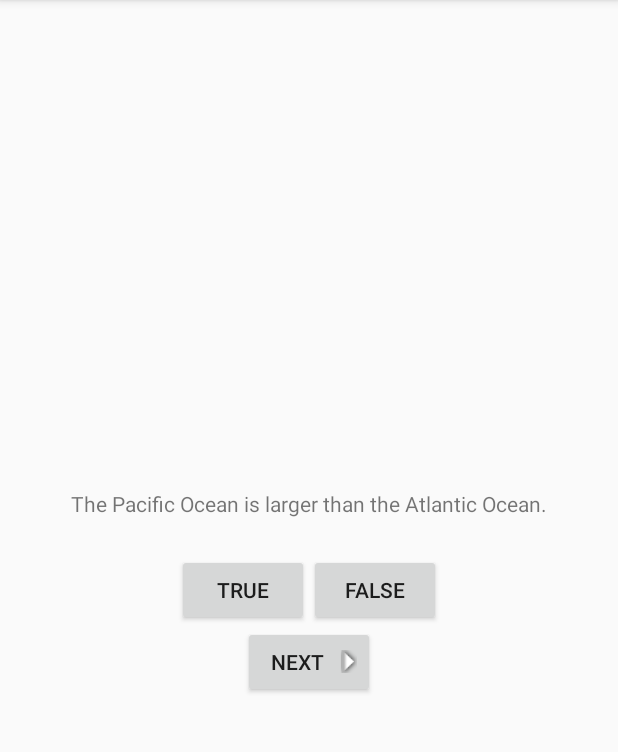
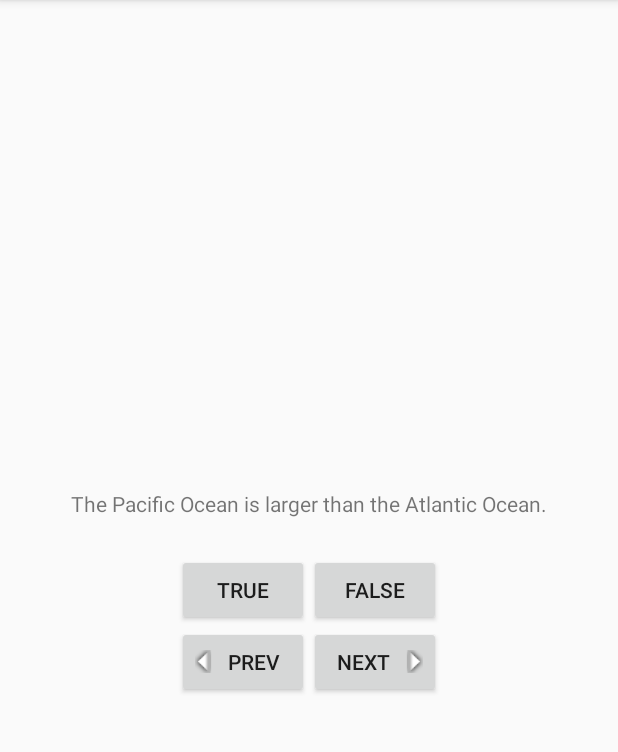
Before and after one commit to GusevaEvgenia/book_lessons, an Android app: the screen it shows after launch (MainActivity), on a phone screen of 412 x 824 dp, the part 84-836 px from its top. Run offline under Robolectric (Android 15) with nearby library versions, the phone set to English and light mode, and no system bars.

Commit message:
GeoQuiz: add previouse button

```diff
--- a/GeoQuiz/app/src/main/java/com/lessons_book/belkin/geoquiz/MainActivity.java
+++ b/GeoQuiz/app/src/main/java/com/lessons_book/belkin/geoquiz/MainActivity.java
@@ -14,6 +14,7 @@
 
     private Button mTrueButton;
     private Button mFalseButton;
+    private Button mPrevButton;
     private Button mNextButton;
     private TextView mQuestionTextView;
 
@@ -79,6 +80,19 @@
             }
         });
 
+        mPrevButton = (Button)findViewById(R.id.prev_button);
+        mPrevButton.setOnClickListener(new View.OnClickListener() {
+            @Override
+            public void onClick(View v) {
+                if(mCurrentIndex == 0){
+                    mCurrentIndex = mQuestionBank.length - 1;
+                }else{
+                    mCurrentIndex = mCurrentIndex - 1;
+                }
+                updateQuestion();
+            }
+        });
+
         mNextButton = (Button)findViewById(R.id.next_button);
         mNextButton.setOnClickListener(new View.OnClickListener() {
             @Override
--- a/GeoQuiz/app/src/main/res/layout/activity_main.xml
+++ b/GeoQuiz/app/src/main/res/layout/activity_main.xml
@@ -28,12 +28,27 @@
             android:text="@string/false_button"/>
     </LinearLayout>
 
-    <Button
-        android:id="@+id/next_button"
+    <LinearLayout
         android:layout_width="wrap_content"
         android:layout_height="wrap_content"
-        android:text="@string/next_button"
-        android:drawableRight="@mipmap/arrow_right"
-        android:drawablePadding="4dp"/>
+        android:orientation="horizontal" >
+
+        <Button
+            android:id="@+id/prev_button"
+            android:layout_width="wrap_content"
+            android:layout_height="wrap_content"
+            android:text="@string/prev_button"
+            android:drawableLeft="@mipmap/arrow_left"
+            android:drawablePadding="4dp"/>
+
+        <Button
+            android:id="@+id/next_button"
+            android:layout_width="wrap_content"
+            android:layout_height="wrap_content"
+            android:text="@string/next_button"
+            android:drawableRight="@mipmap/arrow_right"
+            android:drawablePadding="4dp"/>
+    </LinearLayout>
+
 
 </LinearLayout>
--- a/GeoQuiz/app/src/main/res/values/strings.xml
+++ b/GeoQuiz/app/src/main/res/values/strings.xml
@@ -12,6 +12,7 @@
     <string name="correct_toast">Correct!</string>
     <string name="incorrect_toast">Incorrect!</string>
     <string name="next_button">Next</string>
+    <string name="prev_button">Prev</string>
 
     <string name="action_settings">Settings</string>
 </resources>
```
